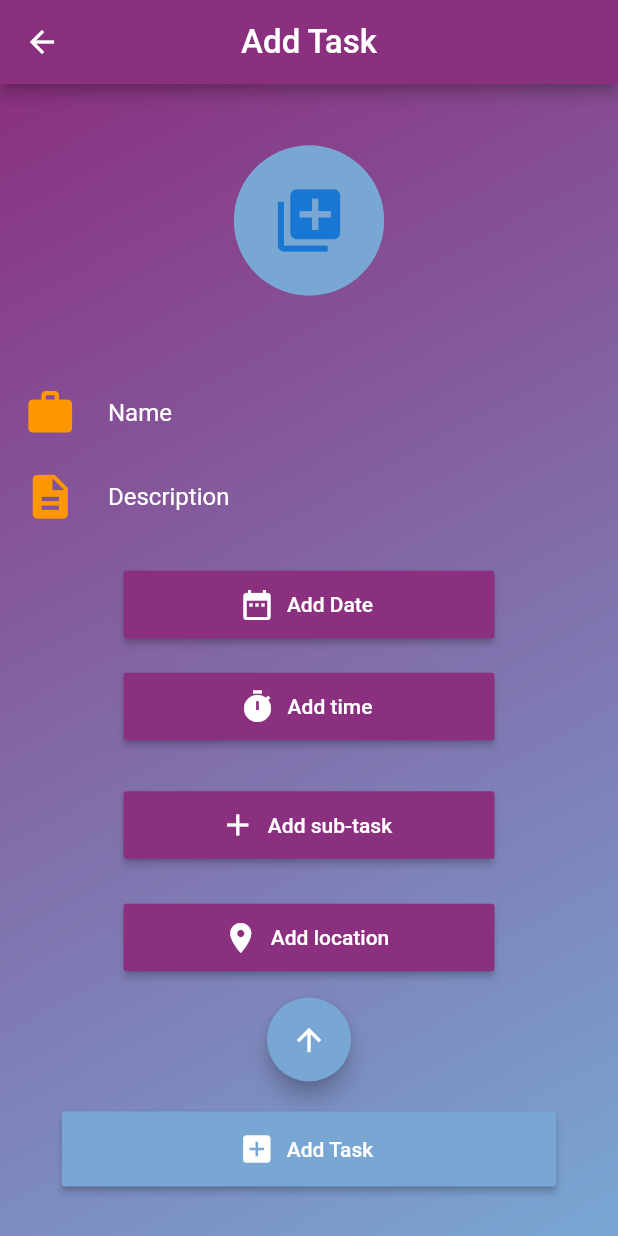
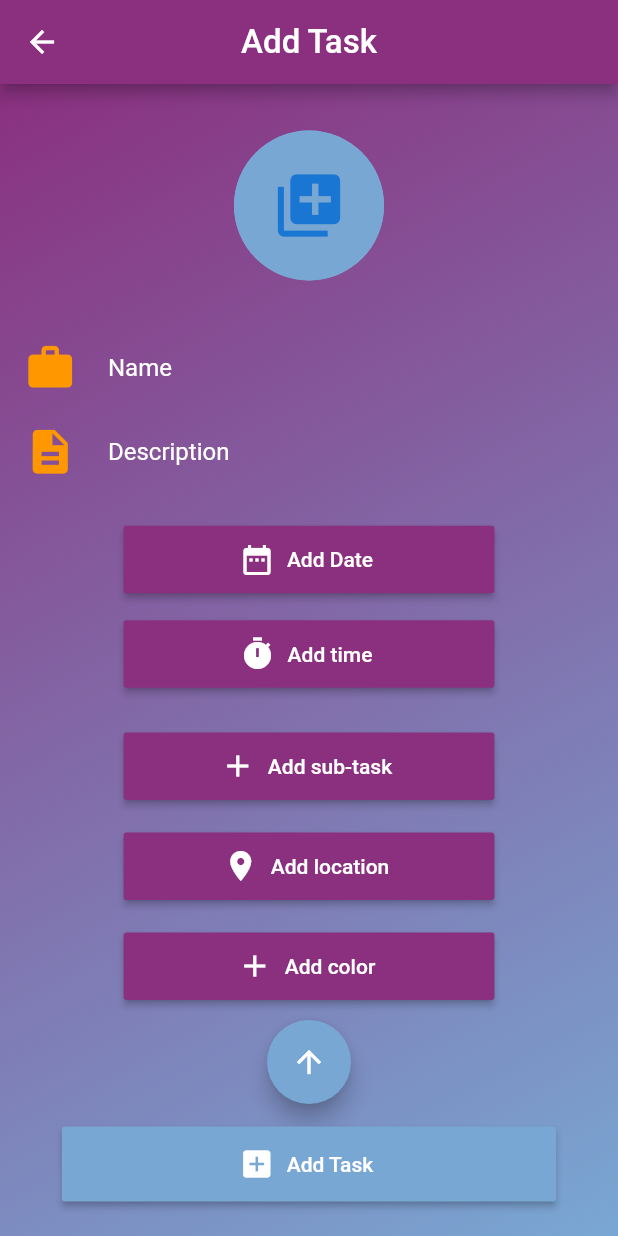
Before and after one commit to duxton/Aide, a Flutter app: the EditTask screen opened directly, after a tap on the "arrow downward" icon, on a phone screen of 412 x 824 dp. Run offline on Flutter 3.47's test engine with Material 2 defaults, Android fonts, the phone set to English and light mode, and no system bars; our stand-ins replace cloud_firestore, firebase_storage, flutter_colorpicker, google_sign_in, timeago; missing offline and left inert: flutter_rounded_date_picker; accounts and stored records are empty.

Commit message:
Display date to card and added colour picker

```diff
--- a/AideApp/lib/Screens/Home.dart
+++ b/AideApp/lib/Screens/Home.dart
@@ -116,7 +116,7 @@ class _HomeState extends State<Home> {
       key: _scaffoldKey,
       body: PageView(
         children: <Widget>[
-          ViewTask(currentUser: currentUser),
+          ViewTask(),
           MonthCalendar(),
           InAppPurchase(),
           Alarm(),
--- a/AideApp/lib/Screens/TodoList/edit-task.dart
+++ b/AideApp/lib/Screens/TodoList/edit-task.dart
@@ -1,5 +1,3 @@
-import 'dart:ui';
-
 import 'package:AideApp/Model/user.dart';
 import 'package:AideApp/Screens/Home.dart';
 import 'package:AideApp/Widgets/Re-usable/header.dart';
@@ -31,6 +29,14 @@ class _EditTaskState extends State<EditTask> {
   String tasksId = Uuid().v4();
   bool expanded = false;
 
+  Color pickerColor = Color(0xff443a49);
+  Color currentColor = Color(0xff443a49);
+
+// ValueChanged<Color> callback
+  void changeColor(Color color) {
+    setState(() => pickerColor = color);
+  }
+
   @override
   void initState() {
     dateTime = DateTime.now();
@@ -56,17 +62,18 @@ class _EditTaskState extends State<EditTask> {
     );
   }
 
-// 1) TODO::Handles submit data
   handlesSubmit() async {
     setState(() {
       isUploading = true;
     });
     DateTime date = await datePicker();
     String time = await timePicker();
+    String color = await colorPicker();
     createPostInFirestore(
+      name: nameController.text,
       notes: noteController.text,
       description: descriptionController.text,
-      colour: colourController.text,
+      color: color,
       newDateTime: date,
       newTime: time,
     );
@@ -81,26 +88,26 @@ class _EditTaskState extends State<EditTask> {
     });
   }
 
-// TODO:: Covert string to timestamp https://stackoverflow.com/questions/53382971/how-to-convert-string-to-timeofday-in-flutter
-// 2) Create database in firestore
   createPostInFirestore({
+    String name,
     String notes,
     String description,
     DateTime newDateTime,
     String newTime,
-    String colour,
+    String color,
   }) {
     tasksRef
         .document(widget.currentUser.id)
         .collection("userTasks")
         .document(tasksId)
         .setData({
+      "name" : name,
       "tasksId": tasksId,
       "ownerId": widget.currentUser.id,
       "username": widget.currentUser.username,
       "date": newDateTime,
       "time": newTime,
-      "colour": colour,
+      "colour": color,
       "notes": notes,
       "description": description,
       "timestamp": timestamp,
@@ -117,12 +124,42 @@ class _EditTaskState extends State<EditTask> {
       setState(() => this.newDateTime = newDateTime);
     }
   }
-
   Future<DateTime> datePicker() async {
     // future
     print('${dateTime.year}' + '${dateTime.month}' + '${dateTime.day}');
     return newDateTime;
   }
+
+  handleColorPicker() {
+    showDialog(
+      context: context,
+      child: AlertDialog(
+        title: const Text('Pick a color!'),
+        content: SingleChildScrollView(
+          child: BlockPicker(
+            pickerColor: currentColor,
+            onColorChanged: changeColor,
+          ),
+        ),
+        actions: <Widget>[
+          FlatButton(
+            child: const Text('Got it'),
+            onPressed: () {
+              setState(() => currentColor = pickerColor);
+              Navigator.of(context).pop();
+            },
+          ),
+        ],
+      ),
+    );
+  }
+
+  Future<String> colorPicker() async {
+    print(currentColor);
+    return currentColor.toString();
+  }
+
+
 
   handleTimePicker() async {
     TimeOfDay newTime = await showRoundedTimePicker(
@@ -166,12 +203,73 @@ class _EditTaskState extends State<EditTask> {
     );
   }
 
-  addTask() {
-    return SingleChildScrollView(
+  dropdownContainer() {
+    return Column(
+      children: <Widget>[
+        AnimatedContainer(
+          duration: const Duration(milliseconds: 200),
+          height: expanded ? 200 : 0,
           child: Column(
             children: <Widget>[
+              Expanded(
+                flex: 1,
+                child: customButton(
+                  'Add sub-task',
+                  () {},
+                  Icons.add,
+                ),
+              ),
               SizedBox(
-            height: 25,
+                height: 5,
+              ),
+              Expanded(
+                flex: 1,
+                child: customButton(
+                  'Add location',
+                  () {},
+                  Icons.location_on,
+                ),
+              ),
+              SizedBox(
+                height: 5,
+              ),
+              Expanded(
+                flex: 1,
+                child: customButton(
+                  'Add color',
+                  handleColorPicker,
+                  Icons.add,
+                ),
+              ),
+              SizedBox(
+                height: 5,
+              ),
+            ],
+          ),
+        ),
+        Row(
+          mainAxisAlignment: MainAxisAlignment.center,
+          children: [
+            FloatingActionButton(
+              child: Icon(
+                expanded ? Icons.arrow_upward : Icons.arrow_downward,
+                color: Colors.white,
+              ),
+              onPressed: () => setState(() {
+                expanded = !expanded;
+              }),
+            ),
+          ],
+        ),
+      ],
+    );
+  }
+
+  addTask() {
+    return Column(
+      children: <Widget>[
+        SizedBox(
+          height: 15,
         ),
         Center(
             child: CircleAvatar(
@@ -186,7 +284,7 @@ class _EditTaskState extends State<EditTask> {
                   backgroundColor: Theme.of(context).accentColor,
                 ))),
         SizedBox(
-            height: 50,
+          height: 30,
         ),
         Column(
           children: <Widget>[
@@ -216,7 +314,7 @@ class _EditTaskState extends State<EditTask> {
               Icons.date_range,
             ),
             SizedBox(
-                height: 20,
+              height: 15,
             ),
             customButton(
               'Add time',
@@ -226,52 +324,11 @@ class _EditTaskState extends State<EditTask> {
             SizedBox(
               height: 20,
             ),
-              AnimatedContainer(
-                duration: const Duration(milliseconds: 200),
-                height: expanded ? 150 : 0,
-                child: Column(
-                  children: <Widget>[
-                    Expanded(
-                      flex: 1,
-                      child: customButton(
-                        'Add sub-task',
-                        () {},
-                        Icons.add,
-                      ),
-                    ),
-                    SizedBox(
-                      height: 5,
-                    ),
-                    Expanded(
-                      flex: 1,
-                      child: customButton(
-                        'Add location',
-                        () {},
-                        Icons.location_on,
-                      ),
-                    ),
-                    SizedBox(
-                      height: 5,
-                    ),
           ],
         ),
-              ),
-              Row(
-                mainAxisAlignment: MainAxisAlignment.center,
-                children: [
-                  FloatingActionButton(
-                    child: Icon(
-                      expanded ? Icons.arrow_upward : Icons.arrow_downward,
-                      color: Colors.white,
-                    ),
-                    onPressed: () => setState(() {
-                      expanded = !expanded;
-                    }),
-                  ),
-                ],
-              ),
+        dropdownContainer(),
         SizedBox(
-                height: 20,
+          height: 15,
         ),
         Container(
           // Button for current location
@@ -291,9 +348,6 @@ class _EditTaskState extends State<EditTask> {
           ),
         ),
       ],
-          )
-        ],
-      ),
     );
   }
 
--- a/AideApp/pubspec.yaml
+++ b/AideApp/pubspec.yaml
@@ -32,6 +32,7 @@ dependencies:
   firebase_auth: ^0.8.3
   google_sign_in: ^4.5.1
   flutter_colorpicker: ^0.3.4
+  timeago: ^2.0.26
 
 
   # The following adds the Cupertino Icons font to your application.
```
Also changed, not shown: AideApp/lib/Screens/TodoList/view-task.dart (+80 -22 lines), AideApp/pubspec.lock. Lines whose indentation alone changed are shown as unchanged.
